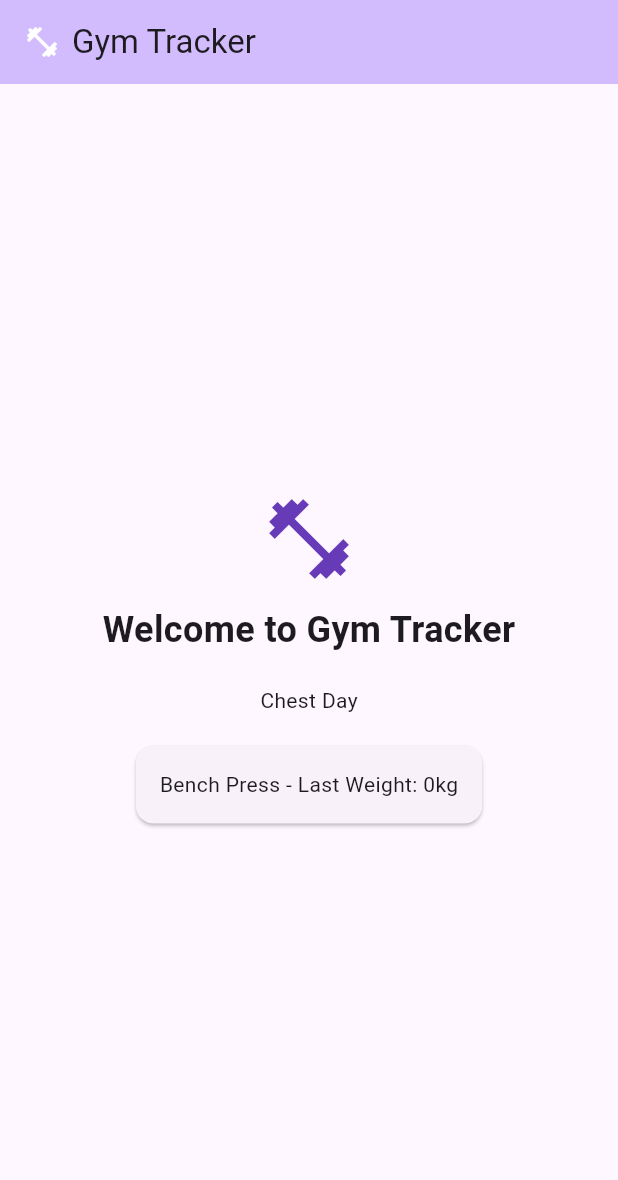
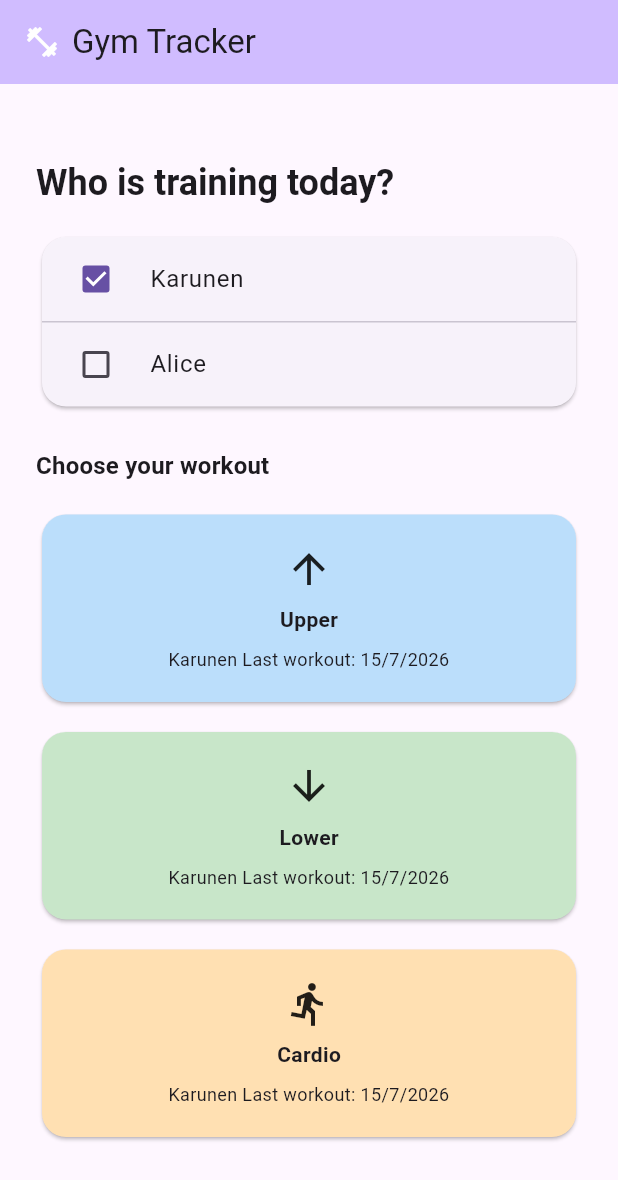
Before and after one commit to KarunenV/gym_android, a Flutter app: the screen it shows after launch, on a phone screen of 412 x 824 dp. Shown: the top 1180 px of the screen. Run offline on Flutter 3.47's test engine with Material 3 defaults, Android fonts, the phone set to English and light mode, and no system bars.

Commit message:
Initial code

```diff
--- a/lib/main.dart
+++ b/lib/main.dart
@@ -1,107 +1,19 @@
 import 'package:flutter/material.dart';
+import 'pages/home_page.dart';
 
 void main() {
-  runApp(const MyApp());
+  runApp(const GymTrackerApp());
 }
 
-class MyApp extends StatelessWidget {
-  const MyApp({super.key});
+class GymTrackerApp extends StatelessWidget {
+  const GymTrackerApp({super.key});
 
-  // This widget is the root of your application.
   @override
   Widget build(BuildContext context) {
     return MaterialApp(
       title: 'Gym Tracker',
-      theme: ThemeData(
-        colorScheme: ColorScheme.fromSeed(seedColor: Colors.deepPurple),
-        useMaterial3: true,
-      ),
-      home: const MyHomePage(title: 'Gym Tracker'),
+      debugShowCheckedModeBanner: false,
+      home: const HomePage(),
     );
   }
 }
-
-class MyHomePage extends StatefulWidget {
-  const MyHomePage({super.key, required this.title});
-
-  // This widget is the home page of your application. It is stateful, meaning
-  // that it has a State object (defined below) that contains fields that affect
-  // how it looks.
-
-  // This class is the configuration for the state. It holds the values (in this
-  // case the title) provided by the parent (in this case the App widget) and
-  // used by the build method of the State. Fields in a Widget subclass are
-  // always marked "final".
-
-  final String title;
-
-  @override
-  State<MyHomePage> createState() => _MyHomePageState();
-}
-
-class _MyHomePageState extends State<MyHomePage> {
-  int _counter = 0;
-
-  void _incrementCounter() {
-    setState(() {
-      // This call to setState tells the Flutter framework that something has
-      // changed in this State, which causes it to rerun the build method below
-      // so that the display can reflect the updated values. If we changed
-      // _counter without calling setState(), then the build method would not be
-      // called again, and so nothing would appear to happen.
-      _counter++;
-    });
-  }
-
-  @override
-  Widget build(BuildContext context) {
-    // This method is rerun every time setState is called, for instance as done
-    // by the _incrementCounter method above.
-    //
-    // The Flutter framework has been optimized to make rerunning build methods
-    // fast, so that you can just rebuild anything that needs updating rather
-    // than having to individually change instances of widgets.
-    return Scaffold(
-      appBar: AppBar(
-        backgroundColor: Theme.of(context).colorScheme.inversePrimary,
-        title: Row(
-          mainAxisSize: MainAxisSize.min,
-          children: [
-            const Icon(Icons.fitness_center, color: Colors.white),
-            const SizedBox(width: 8),
-            Text(widget.title),
-          ],
-        ),
-      ),
-      body: Center(
-        child: Column(
-          mainAxisAlignment: MainAxisAlignment.center,
-          children: [
-            const Icon(
-              Icons.fitness_center,
-              size: 64,
-              color: Colors.deepPurple,
-            ),
-            const SizedBox(height: 12),
-            const Text(
-              'Welcome to Gym Tracker',
-              style: TextStyle(fontSize: 24, fontWeight: FontWeight.bold),
-            ),
-            const SizedBox(height: 20),
-            const Text('Chest Day'),
-            const SizedBox(height: 16),
-            Card(
-              child: InkWell(
-                onTap: _incrementCounter,
-                child: Padding(
-                  padding: const EdgeInsets.all(16.0),
-                  child: Text('Bench Press - Last Weight: ${_counter}kg'),
-                ),
-              ),
-            ),
-          ],
-        ),
-      ),
-    );
-  }
-}
--- /dev/null
+++ b/lib/pages/home_page.dart
@@ -0,0 +1,211 @@
+import 'package:flutter/material.dart';
+
+class HomePage extends StatelessWidget {
+  const HomePage({super.key});
+
+@override
+  Widget build(BuildContext context) {
+    return Scaffold(
+      appBar: AppBar(
+        backgroundColor: Theme.of(context).colorScheme.inversePrimary,
+        title: Row(
+          children: [
+            const Icon(Icons.fitness_center, color: Colors.white),
+            const SizedBox(width: 8),
+            const Text('Gym Tracker'),
+          ],
+        ),
+      ),
+      body: const Center(child: HomeBody()),
+    );
+
+  }
+}
+
+  class HomeBody extends StatefulWidget {
+    const HomeBody({super.key});
+
+    @override
+    State<HomeBody> createState() => _HomeBodyState();
+  }
+
+  class _HomeBodyState extends State<HomeBody> {
+
+
+  bool isKarunen = true;
+  bool isAlice = false;
+
+  @override
+  Widget build(BuildContext context) {
+    final bool hasSelection = isKarunen || isAlice;
+    final today = DateTime.now().toLocal();
+    final dateText = '${today.day}/${today.month}/${today.year}';
+
+    final workoutCards = [
+      _buildWorkoutCard(
+        icon: Icons.arrow_upward,
+        label: 'Upper',
+        subtitle: _buildSubtitle(
+          isKarunen: isKarunen,
+          isAlice: isAlice,
+          dateText: dateText,
+        ),
+        color: hasSelection
+            ? Colors.blue.shade100
+            : Colors.grey.shade300,
+      ),
+      _buildWorkoutCard(
+        icon: Icons.arrow_downward,
+        label: 'Lower',
+        subtitle: _buildSubtitle(
+          isKarunen: isKarunen,
+          isAlice: isAlice,
+          dateText: dateText,
+        ),
+        color: hasSelection
+            ? Colors.green.shade100
+            : Colors.grey.shade300,
+      ),
+      _buildWorkoutCard(
+        icon: Icons.directions_run,
+        label: 'Cardio',
+        subtitle: _buildSubtitle(
+          isKarunen: isKarunen ,
+          isAlice: isAlice,
+          dateText: dateText,
+        ),
+        color: hasSelection
+            ? Colors.orange.shade100
+            : Colors.grey.shade300,
+      ),
+    ];
+
+    return SafeArea(
+      child: SingleChildScrollView(
+        padding: const EdgeInsets.all(24),
+        child: Column(
+          crossAxisAlignment: CrossAxisAlignment.start,
+          children: [
+            Text(
+              'Who is training today?',
+              style: Theme.of(context).textTheme.headlineSmall?.copyWith(
+                fontWeight: FontWeight.bold,
+              ),
+            ),
+            const SizedBox(height: 16),
+            Card(
+              shape: RoundedRectangleBorder(
+                borderRadius: BorderRadius.circular(16),
+              ),
+              child: Column(
+                children: [
+                  CheckboxListTile(
+                    title: const Text('Karunen'),
+                    value: isKarunen,
+                    controlAffinity: ListTileControlAffinity.leading,
+                    contentPadding: const EdgeInsets.symmetric(horizontal: 16),
+                    onChanged: (bool? value) {
+                      setState(() {
+                        isKarunen = value ?? false;
+                      });
+                    },
+                  ),
+                  const Divider(height: 1),
+                  CheckboxListTile(
+                    title: const Text('Alice'),
+                    value: isAlice,
+                    controlAffinity: ListTileControlAffinity.leading,
+                    contentPadding: const EdgeInsets.symmetric(horizontal: 16),
+                    onChanged: (bool? value) {
+                      setState(() {
+                        isAlice = value ?? false;
+                      });
+                    },
+                  ),
+                ],
+              ),
+            ),
+            const SizedBox(height: 24),
+            Text(
+              'Choose your workout',
+              style: Theme.of(context).textTheme.titleMedium?.copyWith(
+                fontWeight: FontWeight.w600,
+              ),
+            ),
+            const SizedBox(height: 16),
+            LayoutBuilder(
+              builder: (context, constraints) {
+                return Column(
+                  children: [
+                    for (final card in workoutCards)
+                      Padding(
+                        padding: const EdgeInsets.only(bottom: 12),
+                        child: SizedBox(
+                          width: double.infinity,
+                          child: card,
+                        ),
+                      ),
+                  ],
+                );
+              },
+            ),
+          ],
+        ),
+      ),
+    );
+  }
+
+  String _buildSubtitle({
+    required bool isKarunen,
+    required bool isAlice,
+    required String dateText
+  }) {
+    if (isKarunen && isAlice) {
+      return 'Karunen Last workout: $dateText\n\nAlice Last workout: $dateText';
+    }
+
+    if (isKarunen) {
+      return 'Karunen Last workout: $dateText';
+    }
+
+    if (isAlice) {
+      return 'Alice Last workout: $dateText';
+    }
+
+    return 'No trainee selected';
+  }
+
+  Widget _buildWorkoutCard({
+    required IconData icon,
+    required String label,
+    required String subtitle,
+    required Color color,
+  }) {
+    return Card(
+      color: color,
+      shape: RoundedRectangleBorder(
+        borderRadius: BorderRadius.circular(16),
+      ),
+      child: Padding(
+        padding: const EdgeInsets.all(20),
+        child: Column(
+          mainAxisSize: MainAxisSize.min,
+          children: [
+            Icon(icon, size: 32),
+            const SizedBox(height: 8),
+            Text(
+              label,
+              style: const TextStyle(fontWeight: FontWeight.w600),
+            ),
+            const SizedBox(height: 8),
+            Text(
+              subtitle,
+              textAlign: TextAlign.center,
+              style: const TextStyle(fontSize: 12),
+            ),
+          ],
+        ),
+      ),
+    );
+  }
+}
```
Also changed, not shown: 1 other file.
